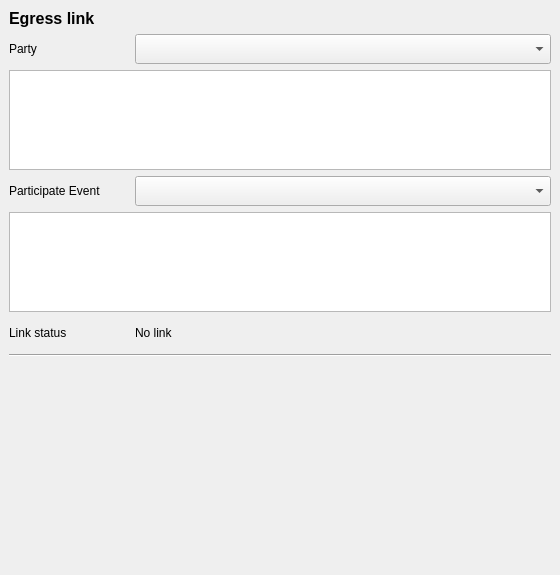
Qt form src/UI/source-link-dock.ui (OPENSPHERE-Inc/src-link) before a commit.
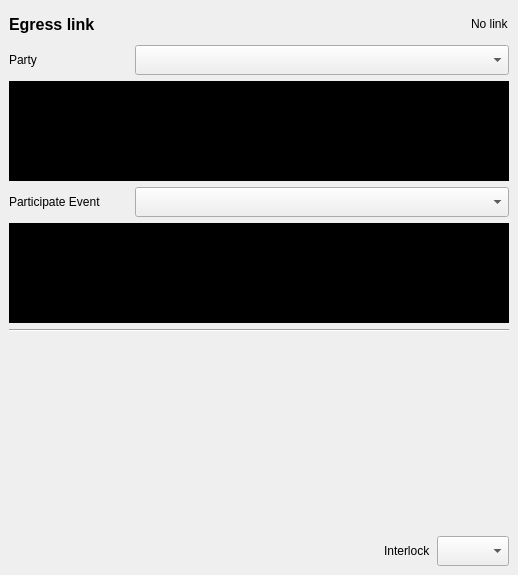
The same form after that commit. Icons and pictures are not drawn.

Commit message: - Refactoring - Improve source link dock UI. - Improve egress link output properties (Especially around audio track) - Add interlock combo to source link dock (Remove from egress link output properties) - Improve mutex handling.

```diff
--- a/src/UI/source-link-dock.ui
+++ b/src/UI/source-link-dock.ui
@@ -6,7 +6,7 @@
    <rect>
     <x>0</x>
     <y>0</y>
-    <width>560</width>
+    <width>518</width>
     <height>575</height>
    </rect>
   </property>
@@ -19,7 +19,10 @@
   <property name="windowTitle">
    <string>Frame</string>
   </property>
-  <layout class="QVBoxLayout" name="mainLayout">
+  <layout class="QVBoxLayout" name="verticalLayout">
+   <property name="spacing">
+    <number>0</number>
+   </property>
    <property name="leftMargin">
     <number>0</number>
    </property>
@@ -54,8 +57,8 @@
        <rect>
         <x>0</x>
         <y>0</y>
-        <width>560</width>
-        <height>575</height>
+        <width>518</width>
+        <height>527</height>
        </rect>
       </property>
       <layout class="QVBoxLayout" name="scrollAreaLayout">
@@ -72,18 +75,44 @@
         <number>9</number>
        </property>
        <item>
-        <widget class="QLabel" name="egressLinkLabel">
-         <property name="font">
-          <font>
-           <pointsize>12</pointsize>
-           <bold>true</bold>
-           <underline>false</underline>
-          </font>
+        <layout class="QHBoxLayout" name="egressLinkLayout">
+         <property name="bottomMargin">
+          <number>0</number>
          </property>
-         <property name="text">
-          <string>Egress link</string>
-         </property>
-        </widget>
+         <item>
+          <widget class="QLabel" name="egressLinkLabel">
+           <property name="font">
+            <font>
+             <pointsize>12</pointsize>
+             <bold>true</bold>
+             <underline>false</underline>
+            </font>
+           </property>
+           <property name="text">
+            <string>Egress link</string>
+           </property>
+          </widget>
+         </item>
+         <item alignment="Qt::AlignmentFlag::AlignRight">
+          <widget class="QLabel" name="seatAllocationStatus">
+           <property name="sizePolicy">
+            <sizepolicy hsizetype="Preferred" vsizetype="Fixed">
+             <horstretch>0</horstretch>
+             <verstretch>0</verstretch>
+            </sizepolicy>
+           </property>
+           <property name="minimumSize">
+            <size>
+             <width>0</width>
+             <height>30</height>
+            </size>
+           </property>
+           <property name="text">
+            <string>No link</string>
+           </property>
+          </widget>
+         </item>
+        </layout>
        </item>
        <item>
         <layout class="QHBoxLayout" name="partyLayout">
@@ -122,12 +151,9 @@
         </layout>
        </item>
        <item>
-        <widget class="QGraphicsView" name="partyPictureView">
-         <property name="enabled">
-          <bool>true</bool>
-         </property>
+        <widget class="QLabel" name="partyPictureLabel">
          <property name="sizePolicy">
-          <sizepolicy hsizetype="Expanding" vsizetype="Fixed">
+          <sizepolicy hsizetype="Ignored" vsizetype="Fixed">
            <horstretch>0</horstretch>
            <verstretch>0</verstretch>
           </sizepolicy>
@@ -151,40 +177,19 @@
           <bool>false</bool>
          </property>
          <property name="styleSheet">
-          <string notr="true"/>
+          <string notr="true">background: rgb(0, 0, 0)</string>
          </property>
-         <property name="verticalScrollBarPolicy">
-          <enum>Qt::ScrollBarPolicy::ScrollBarAlwaysOff</enum>
+         <property name="text">
+          <string/>
          </property>
-         <property name="horizontalScrollBarPolicy">
-          <enum>Qt::ScrollBarPolicy::ScrollBarAlwaysOff</enum>
+         <property name="pixmap">
+          <pixmap resource="resources.qrc">:/source-link/images/unknownparty.png</pixmap>
          </property>
-         <property name="sizeAdjustPolicy">
-          <enum>QAbstractScrollArea::SizeAdjustPolicy::AdjustIgnored</enum>
-         </property>
-         <property name="backgroundBrush">
-          <brush brushstyle="SolidPattern">
-           <color alpha="255">
-            <red>0</red>
-            <green>0</green>
-            <blue>0</blue>
-           </color>
-          </brush>
-         </property>
-         <property name="foregroundBrush">
-          <brush brushstyle="NoBrush">
-           <color alpha="255">
-            <red>0</red>
-            <green>0</green>
-            <blue>0</blue>
-           </color>
-          </brush>
-         </property>
-         <property name="interactive">
+         <property name="scaledContents">
           <bool>false</bool>
          </property>
-         <property name="resizeAnchor">
-          <enum>QGraphicsView::ViewportAnchor::AnchorViewCenter</enum>
+         <property name="alignment">
+          <set>Qt::AlignmentFlag::AlignCenter</set>
          </property>
         </widget>
        </item>
@@ -228,9 +233,9 @@
         </layout>
        </item>
        <item>
-        <widget class="QGraphicsView" name="partyEventPictureView">
+        <widget class="QLabel" name="partyEventPictureLabel">
          <property name="sizePolicy">
-          <sizepolicy hsizetype="Expanding" vsizetype="Fixed">
+          <sizepolicy hsizetype="Ignored" vsizetype="Fixed">
            <horstretch>0</horstretch>
            <verstretch>0</verstretch>
           </sizepolicy>
@@ -254,79 +259,22 @@
           <bool>false</bool>
          </property>
          <property name="styleSheet">
-          <string notr="true"/>
+          <string notr="true">background: rgb(0, 0, 0)</string>
          </property>
-         <property name="verticalScrollBarPolicy">
-          <enum>Qt::ScrollBarPolicy::ScrollBarAlwaysOff</enum>
+         <property name="text">
+          <string/>
          </property>
-         <property name="horizontalScrollBarPolicy">
-          <enum>Qt::ScrollBarPolicy::ScrollBarAlwaysOff</enum>
+         <property name="pixmap">
+          <pixmap resource="resources.qrc">:/source-link/images/unknownevent.png</pixmap>
          </property>
-         <property name="sizeAdjustPolicy">
-          <enum>QAbstractScrollArea::SizeAdjustPolicy::AdjustIgnored</enum>
-         </property>
-         <property name="backgroundBrush">
-          <brush brushstyle="SolidPattern">
-           <color alpha="255">
-            <red>0</red>
-            <green>0</green>
-            <blue>0</blue>
-           </color>
-          </brush>
-         </property>
-         <property name="interactive">
+         <property name="scaledContents">
           <bool>false</bool>
          </property>
-         <property name="resizeAnchor">
-          <enum>QGraphicsView::ViewportAnchor::AnchorViewCenter</enum>
+         <property name="alignment">
+          <set>Qt::AlignmentFlag::AlignCenter</set>
          </property>
         </widget>
        </item>
-       <item>
-        <layout class="QHBoxLayout" name="seatAllocationLayout">
-         <property name="bottomMargin">
-          <number>0</number>
-         </property>
-         <item>
-          <widget class="QLabel" name="seatAllocationLabel">
-           <property name="sizePolicy">
-            <sizepolicy hsizetype="Fixed" vsizetype="Preferred">
-             <horstretch>0</horstretch>
-             <verstretch>0</verstretch>
-            </sizepolicy>
-           </property>
-           <property name="minimumSize">
-            <size>
-             <width>120</width>
-             <height>0</height>
-            </size>
-           </property>
-           <property name="text">
-            <string>Link status</string>
-           </property>
-          </widget>
-         </item>
-         <item>
-          <widget class="QLabel" name="seatAllocationStatus">
-           <property name="sizePolicy">
-            <sizepolicy hsizetype="Preferred" vsizetype="Fixed">
-             <horstretch>0</horstretch>
-             <verstretch>0</verstretch>
-            </sizepolicy>
-           </property>
-           <property name="minimumSize">
-            <size>
-             <width>0</width>
-             <height>30</height>
-            </size>
-           </property>
-           <property name="text">
-            <string>No link</string>
-           </property>
-          </widget>
-         </item>
-        </layout>
-       </item>
        <item>
         <widget class="Line" name="line1">
          <property name="orientation">
@@ -369,6 +317,70 @@
      </widget>
     </widget>
    </item>
+   <item>
+    <layout class="QHBoxLayout" name="bottomLayout" stretch="0,0,0">
+     <property name="spacing">
+      <number>6</number>
+     </property>
+     <property name="leftMargin">
+      <number>9</number>
+     </property>
+     <property name="topMargin">
+      <number>9</number>
+     </property>
+     <property name="rightMargin">
+      <number>9</number>
+     </property>
+     <property name="bottomMargin">
+      <number>9</number>
+     </property>
+     <item>
+      <spacer name="horizontalSpacer1">
+       <property name="orientation">
+        <enum>Qt::Orientation::Horizontal</enum>
+       </property>
+       <property name="sizeType">
+        <enum>QSizePolicy::Policy::Expanding</enum>
+       </property>
+       <property name="sizeHint" stdset="0">
+        <size>
+         <width>40</width>
+         <height>20</height>
+        </size>
+       </property>
+      </spacer>
+     </item>
+     <item>
+      <widget class="QLabel" name="interlockTypeLabel">
+       <property name="sizePolicy">
+        <sizepolicy hsizetype="Preferred" vsizetype="Preferred">
+         <horstretch>0</horstretch>
+         <verstretch>0</verstretch>
+        </sizepolicy>
+       </property>
+       <property name="text">
+        <string>Interlock</string>
+       </property>
+      </widget>
+     </item>
+     <item>
+      <widget class="QComboBox" name="interlockTypeComboBox">
+       <property name="sizePolicy">
+        <sizepolicy hsizetype="Preferred" vsizetype="Fixed">
+         <horstretch>0</horstretch>
+         <verstretch>0</verstretch>
+        </sizepolicy>
+       </property>
+       <property name="minimumSize">
+        <size>
+         <width>0</width>
+         <height>30</height>
+        </size>
+       </property>
+      </widget>
+     </item>
+    </layout>
+   </item>
   </layout>
  </widget>
  <resources>
```
Left out of the diff: 16 changed lines with no effect on the pictures. The commit also changes 14 other files.
